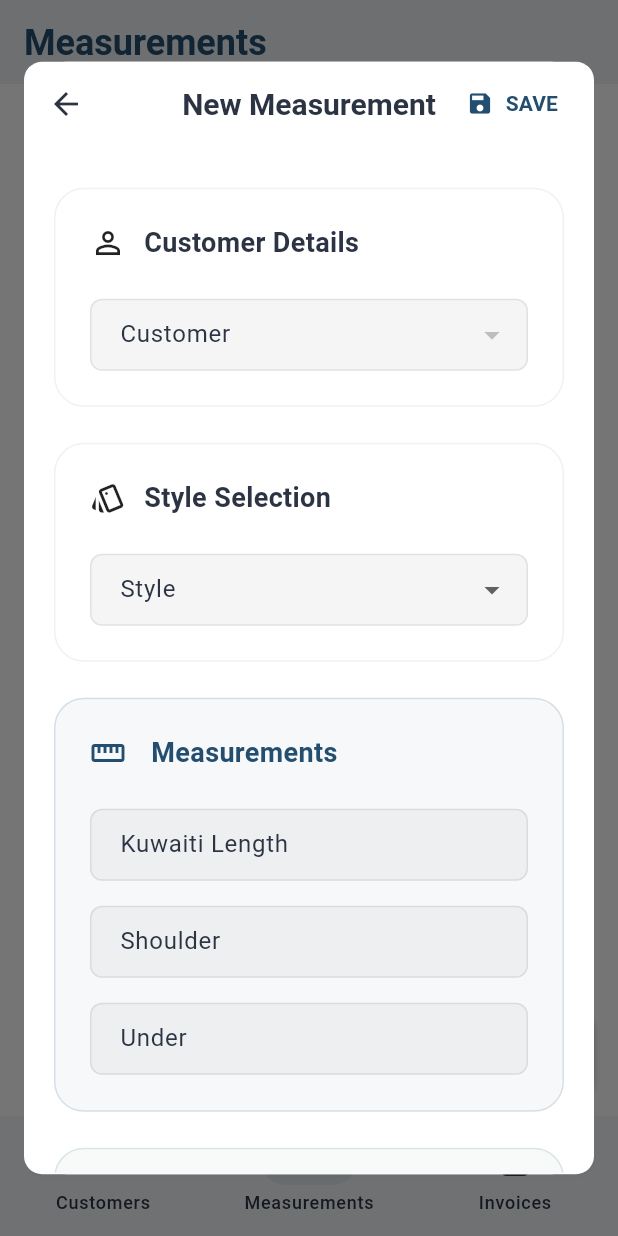
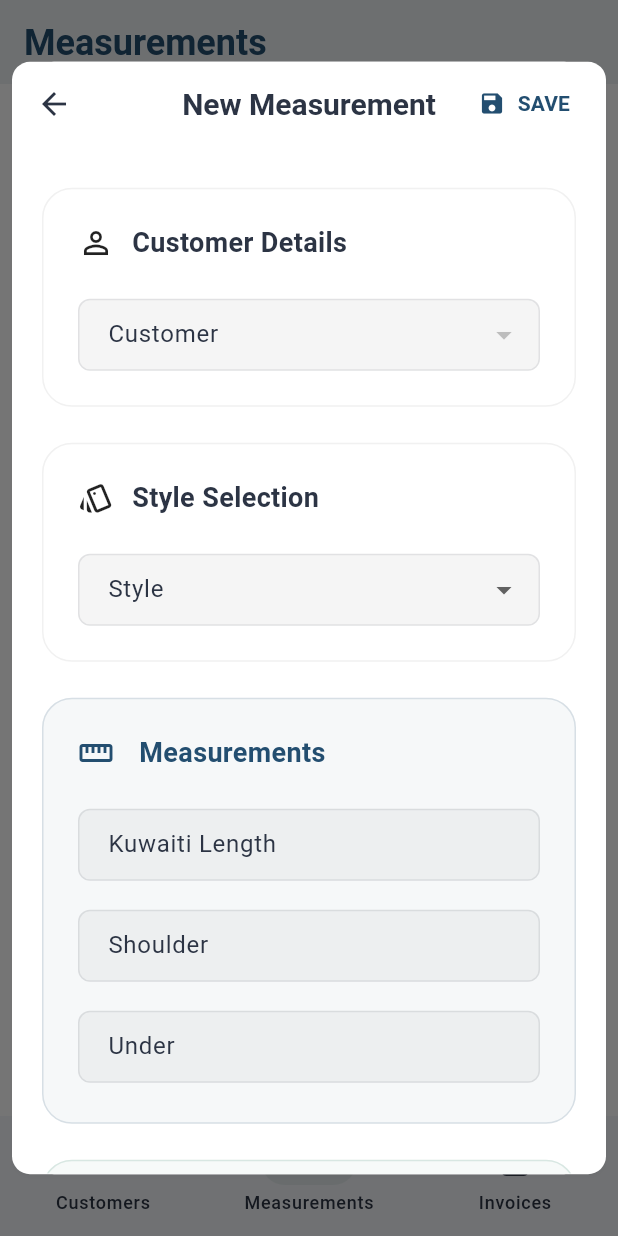
Before and after one commit to tn5052/tailor-managment-supabase, a Flutter app: the screen it shows after launch, item 2 of the bottom bar chosen, after a tap on the "add" icon, on a phone screen of 412 x 824 dp. Run offline on Flutter 3.47's test engine with Material 3 defaults, Android fonts, the phone set to English and light mode, and no system bars; our stand-ins replace supabase_flutter; accounts and stored records are empty.

Commit message:
some mobile like improvments

```diff
--- a/lib/screens/measurement_list_screen.dart
+++ b/lib/screens/measurement_list_screen.dart
@@ -50,17 +50,18 @@ class _MeasurementListScreenState extends State<MeasurementListScreen> {
   }
 
   void _showAddMeasurementDialog() {
+    final isDesktop = MediaQuery.of(context).size.width >= 1024;
+
     showDialog(
       context: context,
-      builder:
-          (context) => Dialog(
+      builder: (context) => Dialog(
         backgroundColor: Colors.transparent,
         insetPadding: EdgeInsets.symmetric(
-              horizontal: isDesktop ? 40.0 : 16.0,
+          horizontal: isDesktop ? 40.0 : 8.0, // Reduced horizontal padding on mobile
           vertical: 24.0,
         ),
         child: Container(
-              width: isDesktop ? 800 : MediaQuery.of(context).size.width * 0.95,
+          width: isDesktop ? 800 : MediaQuery.of(context).size.width,  // Full width on mobile
           constraints: BoxConstraints(
             maxHeight: MediaQuery.of(context).size.height * 0.9,
           ),
@@ -163,13 +164,20 @@ class _MeasurementListScreenState extends State<MeasurementListScreen> {
           ],
         ),
       ),
-      floatingActionButton:
-          !isDesktop
-              ? FloatingActionButton(
+      floatingActionButton: FloatingActionButton.extended(
         onPressed: _showAddMeasurementDialog,
-                child: const Icon(Icons.add),
-              )
-              : null,
+        label: Text(
+          isDesktop ? 'Add Measurement' : '',
+          style: TextStyle(
+            color: theme.colorScheme.onPrimary,
+          ),
+        ),
+        icon: Icon(
+          Icons.add,
+          color: theme.colorScheme.onPrimary,
+        ),
+        isExtended: isDesktop,
+      ),
     );
   }
 }
```
Also changed, not shown: lib/screens/customer_list_screen.dart (+21 -13 lines). Lines whose indentation alone changed are shown as unchanged.
